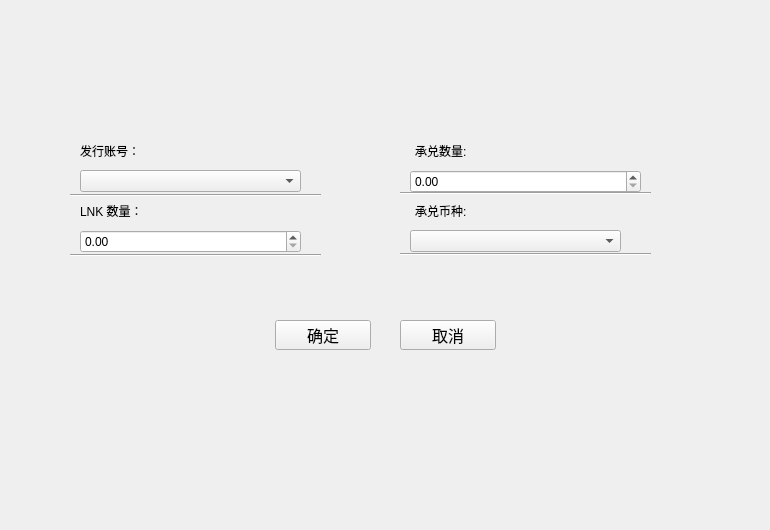
First picture: the form in poundage/PublishPoundageWidget.ui, repository HcashOrg/hx-indicator, before the edit.
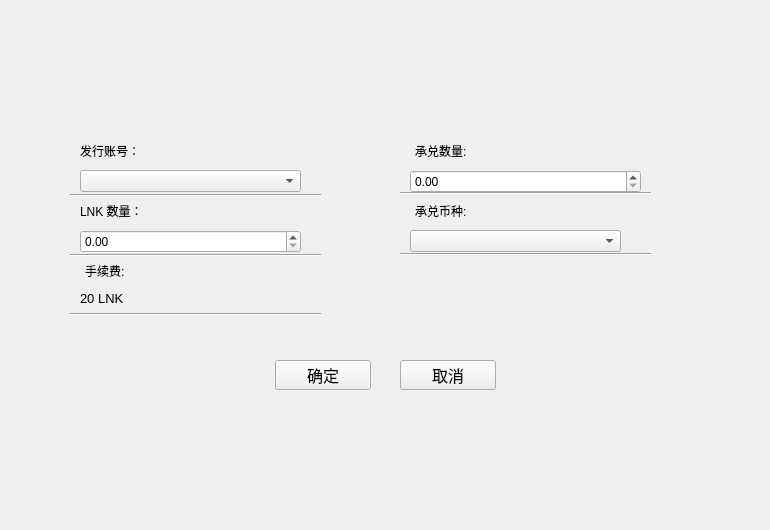
Second picture: the form after the edit.

Patch:
```diff
--- a/poundage/PublishPoundageWidget.ui
+++ b/poundage/PublishPoundageWidget.ui
@@ -69,7 +69,7 @@
    <property name="geometry">
     <rect>
      <x>275</x>
-     <y>320</y>
+     <y>360</y>
      <width>96</width>
      <height>30</height>
     </rect>
@@ -87,7 +87,7 @@
    <property name="geometry">
     <rect>
      <x>400</x>
-     <y>320</y>
+     <y>360</y>
      <width>96</width>
      <height>30</height>
     </rect>
@@ -193,6 +193,51 @@
     </rect>
    </property>
   </widget>
+  <widget class="Line" name="line_5">
+   <property name="geometry">
+    <rect>
+     <x>70</x>
+     <y>304</y>
+     <width>251</width>
+     <height>20</height>
+    </rect>
+   </property>
+   <property name="orientation">
+    <enum>Qt::Horizontal</enum>
+   </property>
+  </widget>
+  <widget class="QLabel" name="label_5">
+   <property name="geometry">
+    <rect>
+     <x>85</x>
+     <y>255</y>
+     <width>81</width>
+     <height>31</height>
+    </rect>
+   </property>
+   <property name="text">
+    <string>手续费:</string>
+   </property>
+  </widget>
+  <widget class="QLabel" name="label_fee">
+   <property name="geometry">
+    <rect>
+     <x>80</x>
+     <y>290</y>
+     <width>191</width>
+     <height>16</height>
+    </rect>
+   </property>
+   <property name="font">
+    <font>
+     <family>Microsoft JhengHei UI</family>
+     <pointsize>10</pointsize>
+    </font>
+   </property>
+   <property name="text">
+    <string>20 LNK</string>
+   </property>
+  </widget>
  </widget>
  <resources/>
  <connections/>
```
